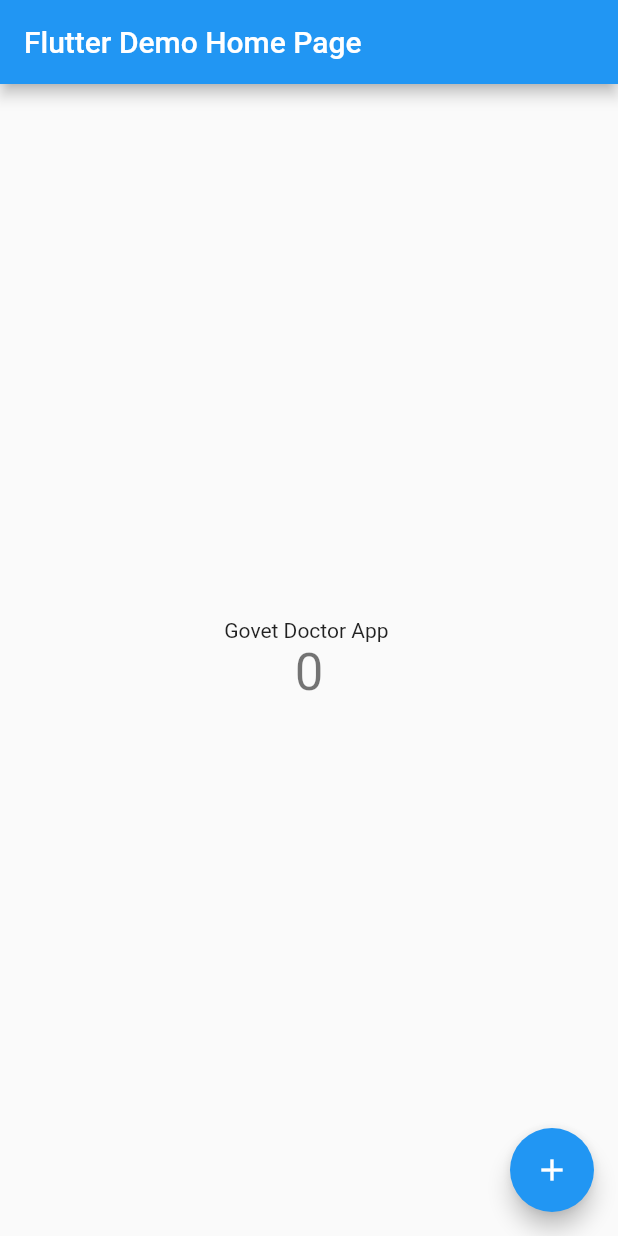
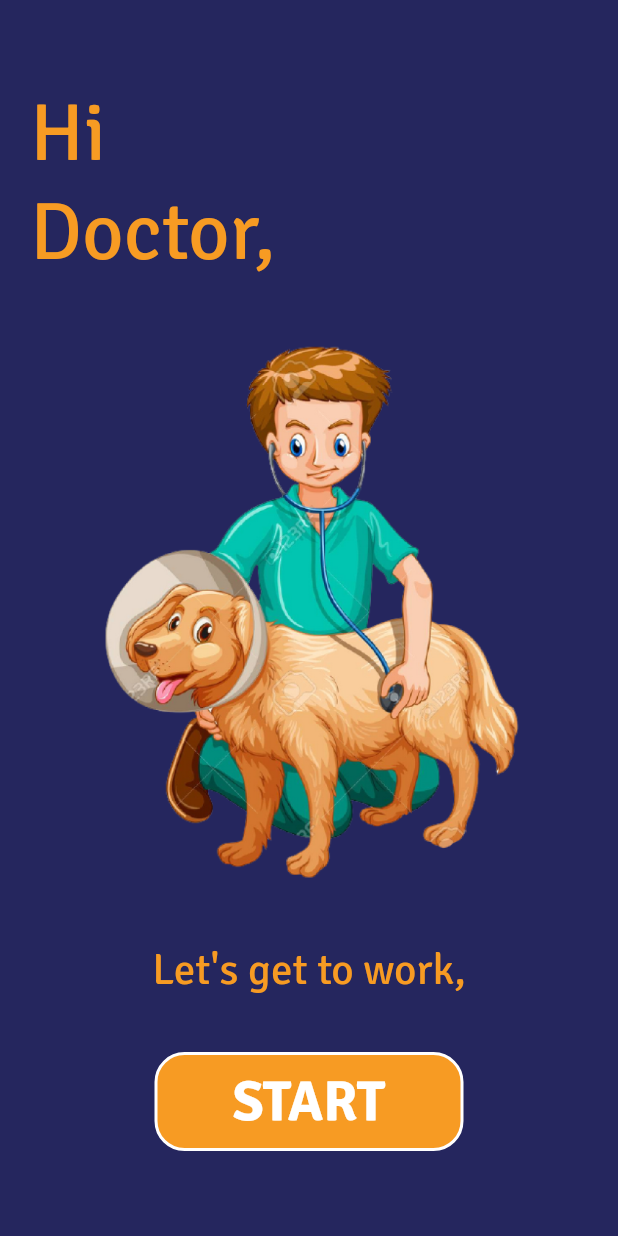
Before and after one commit to mohammedelshafey12/govet_doctor_app, a Flutter app: the screen it shows after launch, on a phone screen of 412 x 824 dp. Run offline on Flutter 3.47's test engine with Material 2 defaults, Android fonts, the phone set to English and light mode, and no system bars.

Commit message:
Splash Screen Intro Screen

```diff
--- /dev/null
+++ b/lib/Screens/DoctorIntro.dart
@@ -0,0 +1,61 @@
+import 'package:flutter/cupertino.dart';
+import 'package:flutter/material.dart';
+import 'package:govet_doctor_app/Screens/VideoCall.dart';
+
+import '../constants.dart';
+
+class DoctorIntro extends StatelessWidget {
+  const DoctorIntro({Key? key}) : super(key: key);
+
+  @override
+  Widget build(BuildContext context) {
+    double width = MediaQuery.of(context).size.width;
+    double height = MediaQuery.of(context).size.height;
+    return SafeArea(
+      child: Scaffold(
+        extendBodyBehindAppBar: true,
+        backgroundColor: Constants.primary_blue_color,
+        body: Padding(
+          padding: const EdgeInsets.all(20),
+          child: Center(
+            child: Column(
+              mainAxisAlignment: MainAxisAlignment.spaceEvenly,
+              children: [
+                Align(
+                  alignment: Alignment.topLeft,
+                  child: Column(
+                    crossAxisAlignment: CrossAxisAlignment.start,
+                    children: [
+                      Text('Hi',style: TextStyle(fontSize: width * 0.13,color: Constants.primary_yellow_color,fontFamily: 'custom_font'),),
+                      Text('Doctor,',style: TextStyle(fontSize:  width * 0.13,color: Constants.primary_yellow_color,fontFamily: 'custom_font'),),
+                    ],
+                  ),
+                ),
+                Image.asset(Constants.doctorwithdog,width: width * 0.7,),
+                Text('Let\'s get to work,',style: TextStyle(fontSize:  width * 0.07,color: Constants.primary_yellow_color,fontFamily: 'custom_font'),),
+                InkWell(
+                  onTap: (){
+                    Navigator.of(context).push(MaterialPageRoute(builder: (context)=>VideoCallScreen()));
+                  },
+                  child: Container(
+                    decoration: BoxDecoration(
+                      color: Constants.primary_yellow_color,
+                      borderRadius: BorderRadius.circular(20),
+                      border: Border.all(
+                        color: Colors.white,
+                        width: 2,
+                      )
+                    ),
+                    width: width * 0.5,
+                    height: height * 0.08,
+                    child: Center(child: Text('START',style: TextStyle(fontSize:  width * 0.09,color: Colors.white,fontFamily: 'custom_font_bold'),)),
+                  ),
+                )
+              ],
+            ),
+          ),
+        )
+      ),
+    );
+  }
+}
--- /dev/null
+++ b/lib/Screens/Splash_Screen.dart
@@ -0,0 +1,54 @@
+import 'dart:async';
+import 'package:flutter/material.dart';
+import 'package:flutter/scheduler.dart';
+import 'package:flutter/services.dart';
+import '../constants.dart';
+import 'DoctorIntro.dart';
+
+class Splash_Screen extends StatefulWidget {
+  static String id = 'splashid';
+  @override
+  Splash createState() => Splash();
+}
+
+class Splash extends State<Splash_Screen> {
+  @override
+  void initState() {
+    super.initState();
+
+    /// this fuc to wait app for build and do timer to avoid un save operations
+    SchedulerBinding.instance!.addPostFrameCallback((_) {
+      Timer(
+          Duration(seconds: 3),
+          () => Navigator.of(context).pushReplacement(MaterialPageRoute(
+              builder: (BuildContext context) => DoctorIntro())));
+    });
+  }
+
+  @override
+  Widget build(BuildContext context) {
+    return MaterialApp(
+        debugShowCheckedModeBanner: false,
+        home: Scaffold(
+            appBar: AppBar(
+              backwardsCompatibility: false,
+              systemOverlayStyle: SystemUiOverlayStyle(
+                statusBarColor: Constants.primary_blue_color,
+                statusBarIconBrightness: Brightness.light,
+              ),
+              backgroundColor: Constants.primary_blue_color,
+              elevation: 0.0,
+            ),
+            body: Container(
+                decoration:
+                    new BoxDecoration(color: Constants.primary_blue_color),
+                child: Stack(children: <Widget>[
+                  Center(
+                    child: Image.asset(
+                      Constants.splash_logo,
+                      fit: BoxFit.cover,
+                    ),
+                  ),
+                ]))));
+  }
+}
--- /dev/null
+++ b/lib/Screens/VideoCall.dart
@@ -0,0 +1,10 @@
+import 'package:flutter/material.dart';
+
+class VideoCallScreen extends StatelessWidget {
+  const VideoCallScreen({Key? key}) : super(key: key);
+
+  @override
+  Widget build(BuildContext context) {
+    return Container();
+  }
+}
--- /dev/null
+++ b/lib/constants.dart
@@ -0,0 +1,72 @@
+import 'package:flutter/cupertino.dart';
+import 'package:flutter/material.dart';
+import 'package:flutter/painting.dart';
+
+class Constants {
+  static const String agouraId = 'd004bdf5771e439c96f5f558b7aae997';
+
+  ///firebase Collections
+  static const String userCollection = 'Users';
+  static const String petCollection = 'Pets';
+  static const String homeVisitCollection = 'HomeVisitCollection';
+
+  /// Firebase Constants
+  static const String userName = 'UserName';
+  static const String userPhone = 'UserPhone';
+  static const String userId = 'UserId';
+  static const String userAge = 'UserAge';
+  static const String userImageUrl = 'UserImageUrl';
+  static const String homeVisitDate = 'HomeVisitDate';
+  static const String homeVisitAddress = 'HomeVisitAddress';
+  static const String homeVisitReason = 'HomeVisitReason';
+  static const String homeVisitDoctorId = 'HomeVisitDoctorId';
+  static const String homeVisitDoctorName = 'HomeVisitDoctorName';
+  static const String homeVisitDoctorPhone = 'HomeVisitDoctorPhone';
+  static const String petId = 'PetId';
+  static const String petName = 'PetName';
+  static const String petBreed = 'PetBreed';
+  static const String petGender = 'PetGender';
+  static const String petUrlImage = 'PetUrlImage';
+  static const String petAge = 'PetAge';
+  static const String petWeight = 'PetWeight';
+  static const String petHeight = 'PetHeight';
+  static const String petAdditionalNote = 'PetAdditionalNote';
+
+  /// constants app colors
+  static const Color primary_blue_color = Color(0xfff25265E);
+  static const Color primary_yellow_color = Color(0xfffF79B23);
+  static const Color home_background_color = Color(0xfffF6F8FC);
+
+  /// constants images
+  static const String splash_logo = 'images/splash_logo.png';
+  static const String doctorwithdog = 'images/doctorwithdog.png';
+}
+
+NavigationR(BuildContext context, Widget widget) {
+  Navigator.pushReplacement(
+      context, MaterialPageRoute(builder: (conext) => widget));
+}
+
+NavigationP(BuildContext context, Widget widget) {
+  Navigator.push(context, MaterialPageRoute(builder: (conext) => widget));
+}
+
+Widget grey_title_text({
+  required String text,
+}) =>
+    Text(
+      text,
+      style: TextStyle(fontSize: 18, color: Colors.grey),
+    );
+
+Widget blue_title_text({
+  required String text,
+}) =>
+    Text(
+      text,
+      style: TextStyle(
+          fontSize: 26,
+          color: Constants.primary_blue_color,
+          fontWeight: FontWeight.bold,
+          fontFamily: 'custom_font'),
+    );
--- a/lib/main.dart
+++ b/lib/main.dart
@@ -1,9 +1,8 @@
-import 'package:firebase_core/firebase_core.dart';
 import 'package:flutter/material.dart';
+import 'package:govet_doctor_app/Screens/Splash_Screen.dart';
 
 void main() async {
   WidgetsFlutterBinding.ensureInitialized();
-  await Firebase.initializeApp();
   runApp(MyApp());
 }
 
@@ -12,105 +11,8 @@
   @override
   Widget build(BuildContext context) {
     return MaterialApp(
-      title: 'Flutter Demo',
-      theme: ThemeData(
-        // This is the theme of your application.
-        //
-        // Try running your application with "flutter run". You'll see the
-        // application has a blue toolbar. Then, without quitting the app, try
-        // changing the primarySwatch below to Colors.green and then invoke
-        // "hot reload" (press "r" in the console where you ran "flutter run",
-        // or simply save your changes to "hot reload" in a Flutter IDE).
-        // Notice that the counter didn't reset back to zero; the application
-        // is not restarted.
-        primarySwatch: Colors.blue,
-      ),
-      home: MyHomePage(title: 'Flutter Demo Home Page'),
+      debugShowCheckedModeBanner: false,
+      home: Splash_Screen(),
     );
   }
 }
-
-class MyHomePage extends StatefulWidget {
-  MyHomePage({Key? key, required this.title}) : super(key: key);
-
-  // This widget is the home page of your application. It is stateful, meaning
-  // that it has a State object (defined below) that contains fields that affect
-  // how it looks.
-
-  // This class is the configuration for the state. It holds the values (in this
-  // case the title) provided by the parent (in this case the App widget) and
-  // used by the build method of the State. Fields in a Widget subclass are
-  // always marked "final".
-
-  final String title;
-
-  @override
-  _MyHomePageState createState() => _MyHomePageState();
-}
-
-class _MyHomePageState extends State<MyHomePage> {
-  int _counter = 0;
-
-  void _incrementCounter() {
-    setState(() {
-      // This call to setState tells the Flutter framework that something has
-      // changed in this State, which causes it to rerun the build method below
-      // so that the display can reflect the updated values. If we changed
-      // _counter without calling setState(), then the build method would not be
-      // called again, and so nothing would appear to happen.
-      _counter++;
-    });
-  }
-
-  @override
-  Widget build(BuildContext context) {
-    // This method is rerun every time setState is called, for instance as done
-    // by the _incrementCounter method above.
-    //
-    // The Flutter framework has been optimized to make rerunning build methods
-    // fast, so that you can just rebuild anything that needs updating rather
-    // than having to individually change instances of widgets.
-    return Scaffold(
-      appBar: AppBar(
-        // Here we take the value from the MyHomePage object that was created by
-        // the App.build method, and use it to set our appbar title.
-        title: Text(widget.title),
-      ),
-      body: Center(
-        // Center is a layout widget. It takes a single child and positions it
-        // in the middle of the parent.
-        child: Column(
-          // Column is also a layout widget. It takes a list of children and
-          // arranges them vertically. By default, it sizes itself to fit its
-          // children horizontally, and tries to be as tall as its parent.
-          //
-          // Invoke "debug painting" (press "p" in the console, choose the
-          // "Toggle Debug Paint" action from the Flutter Inspector in Android
-          // Studio, or the "Toggle Debug Paint" command in Visual Studio Code)
-          // to see the wireframe for each widget.
-          //
-          // Column has various properties to control how it sizes itself and
-          // how it positions its children. Here we use mainAxisAlignment to
-          // center the children vertically; the main axis here is the vertical
-          // axis because Columns are vertical (the cross axis would be
-          // horizontal).
-          mainAxisAlignment: MainAxisAlignment.center,
-          children: <Widget>[
-            Text(
-              'Govet Doctor App ',
-            ),
-            Text(
-              '$_counter',
-              style: Theme.of(context).textTheme.headline4,
-            ),
-          ],
-        ),
-      ),
-      floatingActionButton: FloatingActionButton(
-        onPressed: _incrementCounter,
-        tooltip: 'Increment',
-        child: Icon(Icons.add),
-      ), // This trailing comma makes auto-formatting nicer for build methods.
-    );
-  }
-}
```
Also changed, not shown: pubspec.yaml (+11 -22 lines), font/Signika-Bold.ttf (added), font/custom_font.ttf (added), images/doctorwithdog.png (added), images/splash_logo.png (added), pubspec.lock.
